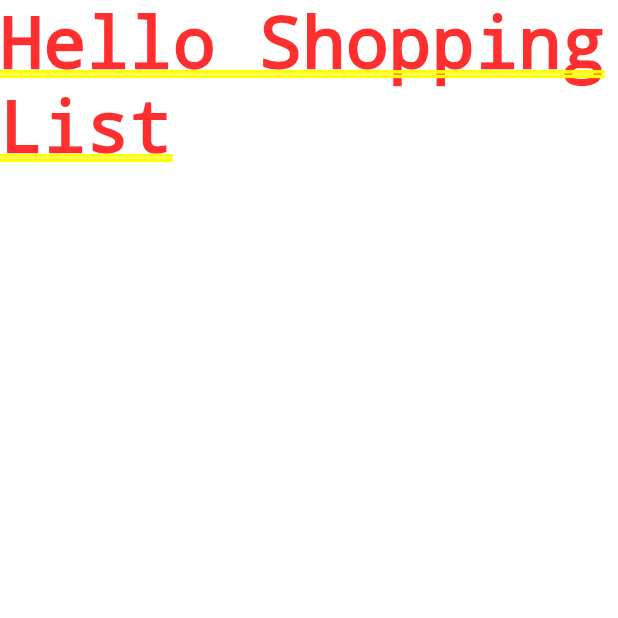
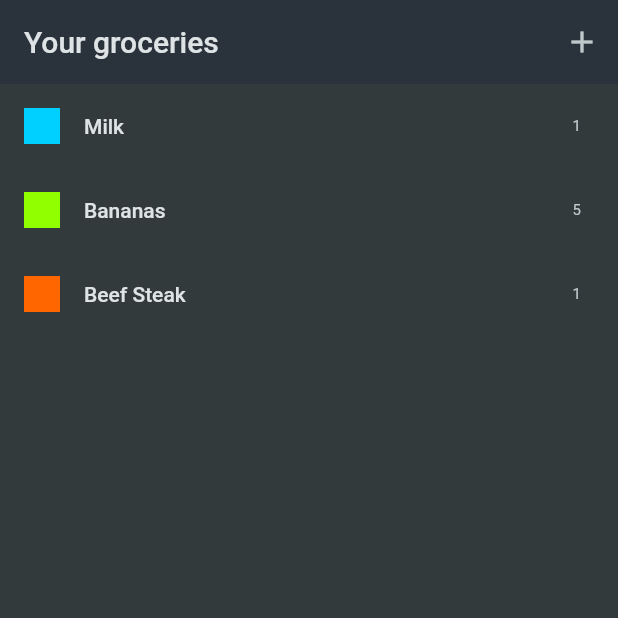
Before and after one commit to oiagorodrigues/flutter_study_shopping_list_app, a Flutter app: the screen it shows after launch, on a phone screen of 412 x 824 dp, the top half of it. Run offline on Flutter 3.47's test engine with Material 2 defaults, Android fonts, the phone set to English and light mode, and no system bars; drawn by our look-alikes of flutter_slidable.

Commit message:
feat: add features - grocery list, add, edit and remove grocery item

```diff
--- a/lib/main.dart
+++ b/lib/main.dart
@@ -1,4 +1,5 @@
 import 'package:flutter/material.dart';
+import 'package:shopping_list_app/screens/groceries.dart';
 
 void main() {
   runApp(const MyApp());
@@ -21,7 +22,7 @@ class MyApp extends StatelessWidget {
         ),
         scaffoldBackgroundColor: const Color.fromARGB(255, 50, 58, 60),
       ),
-      home: const Text('Hello Shopping List '),
+      home: const GroceriesScreen(),
     );
   }
 }
--- /dev/null
+++ b/lib/screens/groceries.dart
@@ -0,0 +1,122 @@
+import 'package:flutter/material.dart';
+import 'package:flutter_slidable/flutter_slidable.dart';
+import 'package:shopping_list_app/data/categories.dart';
+import 'package:shopping_list_app/models/category.dart';
+import 'package:shopping_list_app/models/grocery_item.dart';
+import 'package:shopping_list_app/screens/grocery_form.dart';
+import 'package:shopping_list_app/widgets/grocery_list_item.dart';
+
+class GroceriesScreen extends StatefulWidget {
+  const GroceriesScreen({super.key});
+
+  @override
+  State<GroceriesScreen> createState() => _GroceriesScreenState();
+}
+
+class _GroceriesScreenState extends State<GroceriesScreen> {
+  final List<GroceryItem> _groceryItems = [
+    GroceryItem(
+      id: 'a',
+      name: 'Milk',
+      quantity: 1,
+      category: categories[Categories.dairy]!,
+    ),
+    GroceryItem(
+      id: 'b',
+      name: 'Bananas',
+      quantity: 5,
+      category: categories[Categories.fruit]!,
+    ),
+    GroceryItem(
+      id: 'c',
+      name: 'Beef Steak',
+      quantity: 1,
+      category: categories[Categories.meat]!,
+    ),
+  ];
+
+  void _addItem() async {
+    final newItem = await Navigator.of(context).push<GroceryItem>(
+      MaterialPageRoute(builder: (ctx) => const GroceryFormScreen()),
+    );
+
+    if (newItem == null) return;
+
+    setState(() => _groceryItems.add(newItem));
+  }
+
+  void _removeItem(GroceryItem item) {
+    setState(() => _groceryItems.remove(item));
+  }
+
+  void _editItem(GroceryItem item) async {
+    final editedItem = await Navigator.of(context).push<GroceryItem>(
+      MaterialPageRoute(
+        builder: (ctx) => GroceryFormScreen(groceryItem: item),
+      ),
+    );
+
+    if (editedItem == null) return;
+
+    setState(
+      () => _groceryItems.insert(_groceryItems.indexOf(item), editedItem),
+    );
+  }
+
+  @override
+  Widget build(BuildContext context) {
+    Widget content = const Center(child: Text('No items added yet.'));
+
+    if (_groceryItems.isNotEmpty) {
+      content = ListView.builder(
+        itemCount: _groceryItems.length,
+        itemBuilder: (ctx, index) => Slidable(
+          key: ValueKey(_groceryItems[index].id),
+          startActionPane: ActionPane(
+            motion: const ScrollMotion(),
+            extentRatio: 0.25,
+            children: [
+              SlidableAction(
+                onPressed: (ctx) => _editItem(_groceryItems[index]),
+                backgroundColor: const Color(0xFF0392CF),
+                foregroundColor: Colors.white,
+                icon: Icons.edit_note,
+                label: 'Edit',
+              )
+            ],
+          ),
+          endActionPane: ActionPane(
+            motion: const ScrollMotion(),
+            extentRatio: 0.25,
+            dismissible: DismissiblePane(
+              onDismissed: () => _removeItem(_groceryItems[index]),
+            ),
+            children: [
+              SlidableAction(
+                onPressed: (ctx) => _removeItem(_groceryItems[index]),
+                backgroundColor: const Color(0xFFFE4A49),
+                foregroundColor: Colors.white,
+                icon: Icons.delete,
+                label: 'Delete',
+              )
+            ],
+          ),
+          child: GroceryListItem(grocery: _groceryItems[index]),
+        ),
+      );
+    }
+
+    return Scaffold(
+      appBar: AppBar(
+        title: const Text('Your groceries'),
+        actions: [
+          IconButton(
+            onPressed: _addItem,
+            icon: const Icon(Icons.add),
+          ),
+        ],
+      ),
+      body: content,
+    );
+  }
+}
--- /dev/null
+++ b/lib/widgets/grocery_list_item.dart
@@ -0,0 +1,24 @@
+import 'package:flutter/material.dart';
+import 'package:shopping_list_app/models/grocery_item.dart';
+
+class GroceryListItem extends StatelessWidget {
+  const GroceryListItem({
+    super.key,
+    required this.grocery,
+  });
+
+  final GroceryItem grocery;
+
+  @override
+  Widget build(BuildContext context) {
+    return ListTile(
+      leading: Container(
+        color: grocery.category.color,
+        width: 24,
+        height: 24,
+      ),
+      title: Text(grocery.name),
+      trailing: Text(grocery.quantity.toString()),
+    );
+  }
+}
```
Also changed, not shown: lib/data/dummy_items.dart (deleted, +0 -24 lines), lib/screens/grocery_form.dart (added, +147 -0 lines).
